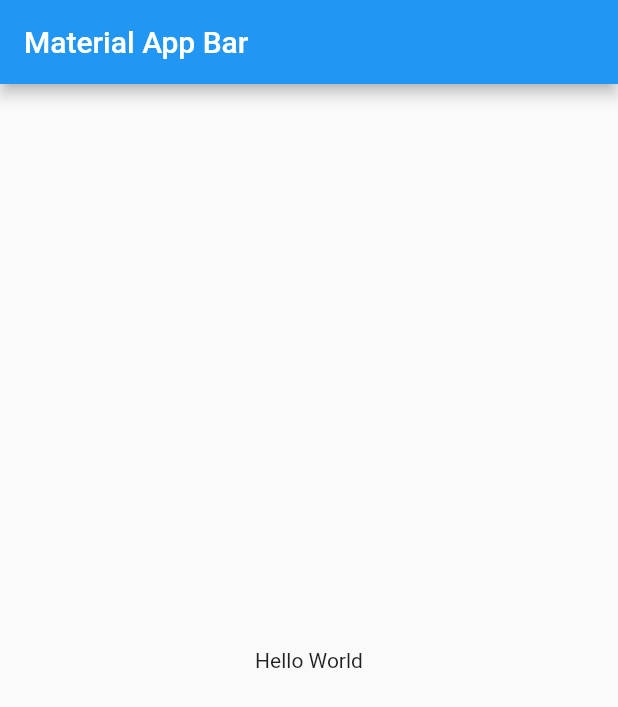
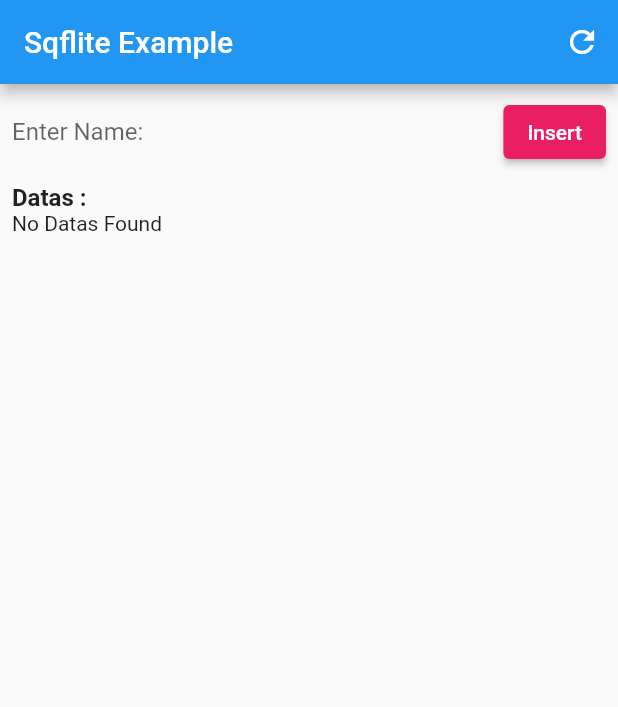
Before and after one commit to jinosh05/sqflite_example, a Flutter app: the screen it shows after launch, on a phone screen of 412 x 824 dp. Shown: the top 707 px of the screen. Run offline on Flutter 3.47's test engine with Material 2 defaults, Android fonts, the phone set to English and light mode, and no system bars; our stand-ins replace sqflite; accounts and stored records are empty.

Commit message:
Refresh and Insert Functions are added

```diff
--- a/lib/main.dart
+++ b/lib/main.dart
@@ -1,20 +1,108 @@
 import 'package:flutter/material.dart';
+import 'package:sqflite_example/services/database_helper.dart';
 
-void main() => runApp(MyApp());
+void main(List<String> args) {
+  runApp(const MaterialApp(
+    home: MyApp(),
+    debugShowCheckedModeBanner: false,
+  ));
+}
 
-class MyApp extends StatelessWidget {
+class MyApp extends StatefulWidget {
+  const MyApp({Key? key}) : super(key: key);
+
+  @override
+  State<MyApp> createState() => _MyAppState();
+}
+
+class _MyAppState extends State<MyApp> {
+  DatabaseHelper databaseHelper = DatabaseHelper.instance;
+  List<Map<String, dynamic>> allDatas = [];
+  final TextEditingController _name = TextEditingController();
+
+  @override
+  void initState() {
+    super.initState();
+    getDataBase;
+  }
+
+  getDataBase() async {
+    allDatas = await databaseHelper.queryAll();
+    setState(() {});
+  }
+
   @override
   Widget build(BuildContext context) {
-    return MaterialApp(
-      title: 'Material App',
-      home: Scaffold(
-        appBar: AppBar(
-          title: const Text('Material App Bar'),
-        ),
-        body: Center(
-          child: Container(
-            child: const Text('Hello World'),
-          ),
+    return Scaffold(
+      appBar: AppBar(
+        title: const Text('Sqflite Example'),
+        actions: [
+          IconButton(
+              onPressed: () => getDataBase, icon: const Icon(Icons.refresh))
+        ],
+      ),
+      body: Padding(
+        padding: const EdgeInsets.all(8.0),
+        child: Column(
+          crossAxisAlignment: CrossAxisAlignment.start,
+          children: [
+            Row(
+              mainAxisAlignment: MainAxisAlignment.spaceBetween,
+              children: [
+                SizedBox(
+                  width: MediaQuery.of(context).size.width * 0.6,
+                  child: TextFormField(
+                      controller: _name,
+                      style: const TextStyle(
+                        fontSize: 16,
+                      ),
+                      decoration: const InputDecoration.collapsed(
+                        hintText: 'Enter Name: ',
+                      )),
+                ),
+                ElevatedButton(
+                    onPressed: () async {
+                      int rowId = await databaseHelper.insert({
+                        DatabaseHelper.columnName: _name,
+                      });
+                      debugPrint(rowId.toString());
+                      _name.clear();
+                      getDataBase();
+                    },
+                    style: ElevatedButton.styleFrom(
+                      primary: Colors.pink,
+                    ),
+                    child: const Text(
+                      'Insert',
+                      style: TextStyle(
+                        fontSize: 14,
+                      ),
+                    ))
+              ],
+            ),
+            const SizedBox(
+              height: 10,
+            ),
+            const Text(
+              'Datas :',
+              style: TextStyle(
+                fontWeight: FontWeight.bold,
+                fontSize: 16,
+              ),
+            ),
+            //
+            allDatas.isNotEmpty
+                ? ListView.builder(
+                    itemCount: allDatas.length,
+                    shrinkWrap: true,
+                    itemBuilder: (BuildContext context, int index) {
+                      return Text(
+                        'Id ${allDatas[index][DatabaseHelper.columnName]}',
+                      );
+                    },
+                  )
+                : const Text('No Datas Found')
+          ],
         ),
       ),
     );
```
